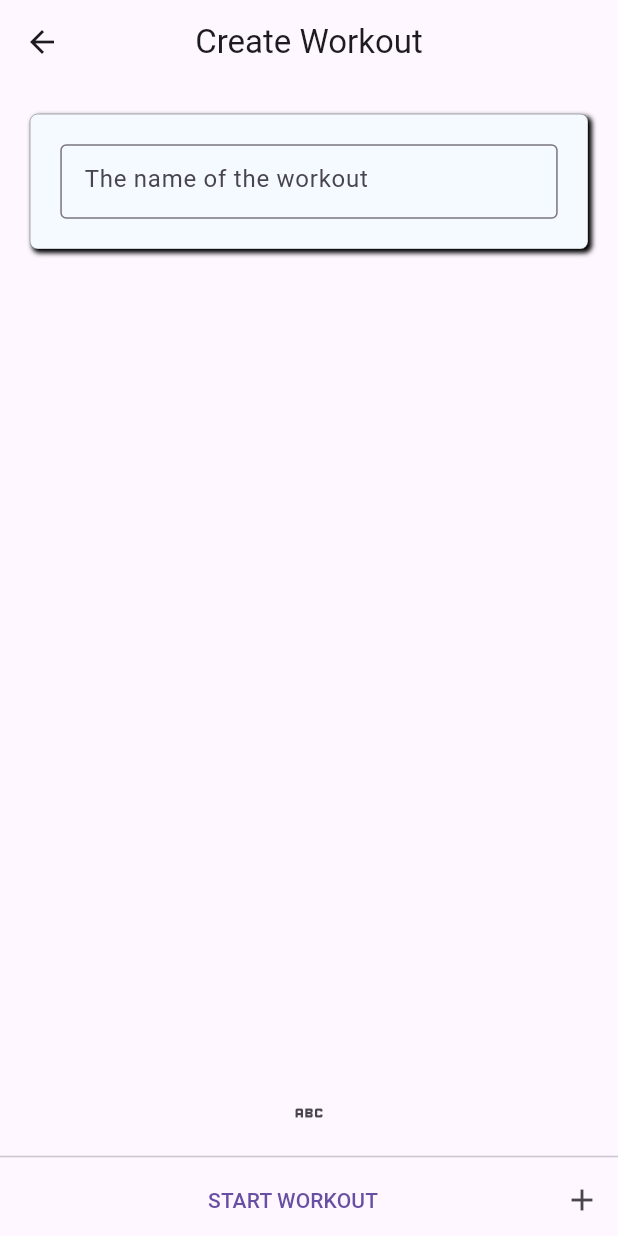
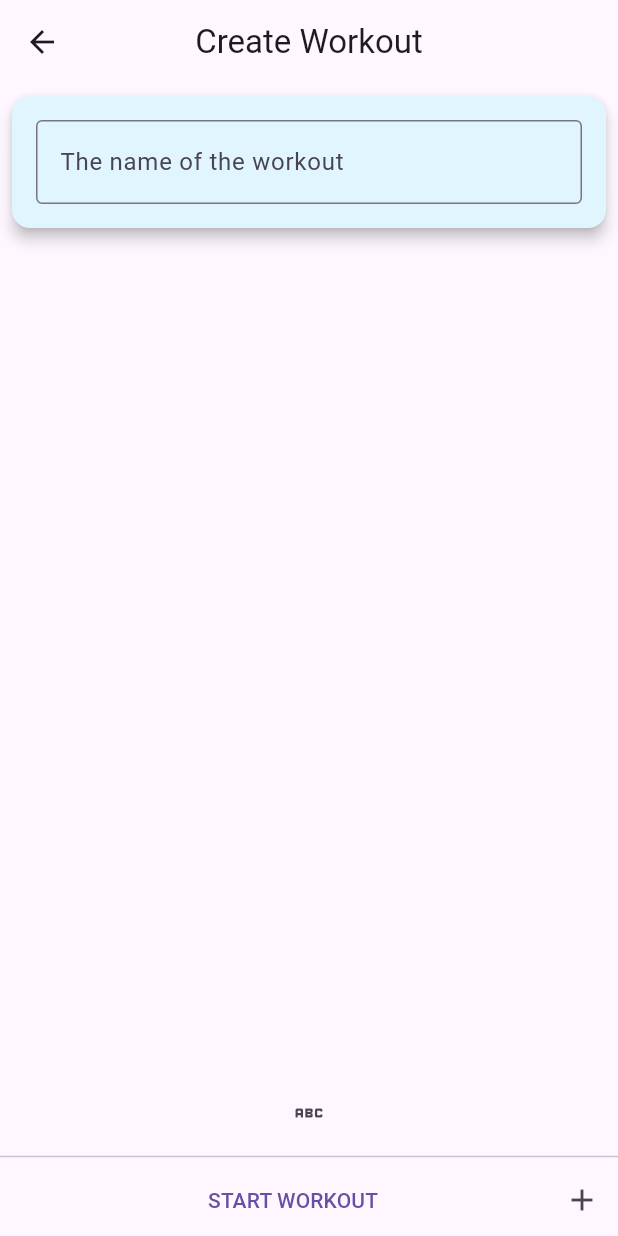
Before and after one commit to niceric/ultimateexercise, a Flutter app: the CreateWorkout screen opened by its route, on a phone screen of 412 x 824 dp. Run offline on Flutter 3.47's test engine with Material 3 defaults, Android fonts, the phone set to English and light mode, and no system bars; our stand-ins replace fl_chart, flutter_dotenv, geocoding, geolocator, go_router, lottie and 1 more.

Commit message:
starts work on setting screen

```diff
--- a/trainingapp/lib/components/bottom_appbar.dart
+++ b/trainingapp/lib/components/bottom_appbar.dart
@@ -46,8 +46,8 @@ class BottomMenu extends StatelessWidget {
         BottomNavigationBarItem(
           label: '',
           icon: Icon((currentScreenIndex == 4)
-              ? Icons.calendar_month
-              : Icons.calendar_month_outlined),
+              ? Icons.settings
+              : Icons.settings_outlined),
         ),
       ],
     );
--- a/trainingapp/lib/screens/create_workout.dart
+++ b/trainingapp/lib/screens/create_workout.dart
@@ -36,35 +36,61 @@ class CreateWorkout extends StatelessWidget {
         ),
         body: Column(
           children: [
-            Container(
-              height: 90,
-              decoration: BoxDecoration(
-                  color: const Color.fromARGB(255, 244, 250, 255),
-                  borderRadius: BorderRadius.circular(5),
-                  border: Border.all(color: Colors.black87, width: 0.2),
-                  boxShadow: [
-                    BoxShadow(
-                        color: Color.fromARGB(255, 0, 0, 0),
-                        spreadRadius: 0.5,
-                        blurRadius: 2,
-                        offset: Offset.fromDirection(0.8, 3)),
-                  ]),
-              padding: EdgeInsets.all(20),
-              margin: EdgeInsets.all(20),
-              child: TextField(
+            Card(
+                color: Colors.lightBlue[50],
+                elevation: 4,
+                margin: EdgeInsets.all(8.0),
+                child: Padding(
+                    padding: const EdgeInsets.all(16.0),
+                    child: Column(
+                        crossAxisAlignment: CrossAxisAlignment.start,
+                        children: [
+                          TextField(
                             controller: controller,
                             decoration: InputDecoration(
                                 border: OutlineInputBorder(),
-                    hintText: workoutProvider.workouts.last.workoutName ==
+                                hintText:
+                                    workoutProvider.workouts.last.workoutName ==
                                             'Workout of the day'
                                         ? 'The name of the workout'
-                        : workoutProvider.workouts.last.workoutName),
+                                        : workoutProvider
+                                            .workouts.last.workoutName),
                             onChanged: (value) => {
                               context.read<WorkoutProvider>().setWorkoutName(
-                      controller.text, workoutProvider.workouts.last.id)
+                                  controller.text,
+                                  workoutProvider.workouts.last.id)
                             },
                           ),
-            ),
+                        ]))),
+            // Container(
+            //   height: 90,
+            //   decoration: BoxDecoration(
+            //       color: Colors.lightBlue[50],
+            //       borderRadius: BorderRadius.circular(5),
+            //       border: Border.all(color: Colors.black87, width: 0.2),
+            //       boxShadow: [
+            //         BoxShadow(
+            //             color: Color.fromARGB(255, 0, 0, 0),
+            //             spreadRadius: 0.5,
+            //             blurRadius: 2,
+            //             offset: Offset.fromDirection(0.8, 3)),
+            //       ]),
+            //   padding: EdgeInsets.all(16),
+            //   margin: EdgeInsets.all(20),
+            //   child: TextField(
+            //     controller: controller,
+            //     decoration: InputDecoration(
+            //         border: OutlineInputBorder(),
+            //         hintText: workoutProvider.workouts.last.workoutName ==
+            //                 'Workout of the day'
+            //             ? 'The name of the workout'
+            //             : workoutProvider.workouts.last.workoutName),
+            //     onChanged: (value) => {
+            //       context.read<WorkoutProvider>().setWorkoutName(
+            //           controller.text, workoutProvider.workouts.last.id)
+            //     },
+            //   ),
+            // ),
             // Row(
             //   mainAxisAlignment: MainAxisAlignment.center,
             //   children: [
--- a/trainingapp/lib/states/screen_index_provider.dart
+++ b/trainingapp/lib/states/screen_index_provider.dart
@@ -2,12 +2,14 @@ import 'package:flutter/material.dart';
 import 'package:go_router/go_router.dart';
 import 'package:trainingapp/screens/add_exercise.dart';
 import 'package:trainingapp/screens/history.dart';
+import 'package:trainingapp/screens/settings.dart';
 import 'package:trainingapp/screens/statistics.dart';
 import 'package:trainingapp/screens/create_workout.dart';
 import 'package:trainingapp/screens/finished_workout.dart';
 import 'package:trainingapp/screens/home.dart';
 import 'package:trainingapp/screens/ongoing_workout.dart';
 import 'package:trainingapp/states/workout_handler.dart';
+import '../screens/settings.dart';
 
 class ScreenIndexProvider extends ChangeNotifier {
   int screenIndex = 0;
@@ -36,7 +38,7 @@ class ScreenIndexProvider extends ChangeNotifier {
     } else if (index == 3) {
       context.go('/statistics');
     } else if (index == 4) {
-      context.go('/finished_workout');
+      context.go('/settings');
     }
   }
 
@@ -86,6 +88,12 @@ class ScreenIndexProvider extends ChangeNotifier {
                 return OngoingWorkout(); //byt denna om ni vill ha en annan skräm här
               },
             ),
+            GoRoute(
+              path: 'settings',
+              builder: (BuildContext context, GoRouterState state) {
+                return Settings(); //byt denna om ni vill ha en annan skräm här
+              },
+            ),
           ])
     ],
   );
--- a/trainingapp/lib/states/workout_handler.dart
+++ b/trainingapp/lib/states/workout_handler.dart
@@ -55,9 +55,11 @@ import 'package:trainingapp/models/workout_model.dart';
 
 class WorkoutProvider extends ChangeNotifier {
   List<Workout> _workouts = [];
+  double _userBodyWeight = 87.4;
 
   // Getter för alla workouts
   List<Workout> get workouts => _workouts;
+  double get userBodyWeight => _userBodyWeight;
 
   Workout? get latestWorkout {
     if (_workouts.isNotEmpty) {
@@ -86,7 +88,7 @@ class WorkoutProvider extends ChangeNotifier {
             workoutName: workoutName,
             date: DateTime.now(), // Datum sätts till nuvarande tid
             time: '00:00:00',
-            weather: ["Couldn't load weather", ""],
+            weather: [],
             exercises: []),
       );
     }
```
Also changed, not shown: trainingapp/lib/screens/settings.dart (added, +37 -0 lines). Lines whose indentation alone changed are shown as unchanged.
